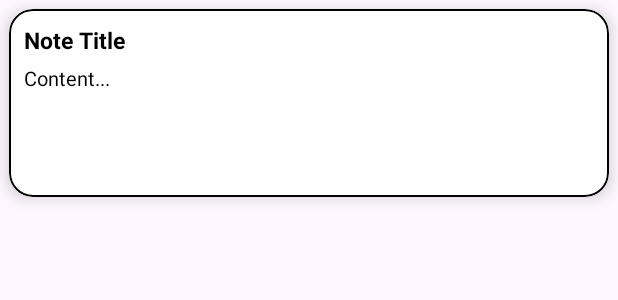
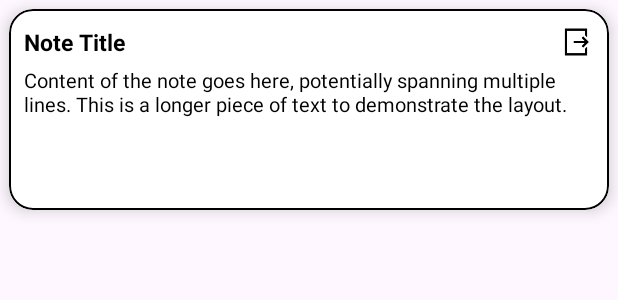
Before and after one commit to mik4rin/Wingman, an Android app: the layout notes_card.xml on its own in the app's theme, with its tools: preview values and no code run, on a phone screen of 412 x 824 dp. Shown: the top 300 px of the screen. Run offline under Robolectric (Android 15) with nearby library versions, the phone set to English and light mode, and no system bars.

Commit message:
added export to pdf to notes

```diff
--- a/app/src/main/res/layout/notes_card.xml
+++ b/app/src/main/res/layout/notes_card.xml
@@ -2,6 +2,7 @@
 <com.google.android.material.card.MaterialCardView
     xmlns:android="http://schemas.android.com/apk/res/android"
     xmlns:app="http://schemas.android.com/apk/res-auto"
+    xmlns:tools="http://schemas.android.com/tools"
     android:id="@+id/material_card_view"
     android:layout_width="match_parent"
     android:layout_height="wrap_content"
@@ -17,36 +18,51 @@
 
     <androidx.constraintlayout.widget.ConstraintLayout
         android:layout_width="match_parent"
-        android:layout_height="125dp"
-        android:padding="10dp">
+        android:layout_height="wrap_content"
+        android:padding="10dp"
+        android:minHeight="125dp">
+
+        <ImageButton
+            android:id="@+id/exportNote_btn"
+            android:layout_width="24dp"
+            android:layout_height="24dp"
+            android:background="?attr/selectableItemBackgroundBorderless"
+            android:scaleType="fitCenter"
+            android:contentDescription="Export Note"
+            app:srcCompat="@drawable/export_icon"
+            app:layout_constraintTop_toTopOf="parent"
+            app:layout_constraintEnd_toEndOf="parent" />
 
         <com.google.android.material.textview.MaterialTextView
             android:id="@+id/note_title"
             android:layout_width="0dp"
             android:layout_height="wrap_content"
+            android:layout_marginEnd="8dp"
             android:maxLines="1"
             android:text="Note Title"
+            android:textColor="@color/black"
             android:textSize="15sp"
             android:textStyle="bold"
-            android:textColor="@color/black"
             app:layout_constraintStart_toStartOf="parent"
-            app:layout_constraintEnd_toEndOf="parent"
-            app:layout_constraintTop_toTopOf="parent" />
+            app:layout_constraintTop_toTopOf="@id/exportNote_btn"
+            app:layout_constraintBottom_toBottomOf="@id/exportNote_btn"
+            app:layout_constraintEnd_toStartOf="@id/exportNote_btn"/>
 
         <com.google.android.material.textview.MaterialTextView
             android:id="@+id/note_content"
             android:layout_width="0dp"
             android:layout_height="wrap_content"
             android:minHeight="90dp"
-            android:paddingTop="8dp"
-            android:text="Content..."
+            android:paddingTop="4dp"
+            android:text="Content of the note goes here, potentially spanning multiple lines. This is a longer piece of text to demonstrate the layout."
             android:textColor="@color/black"
             android:textSize="13sp"
-            app:layout_constraintTop_toBottomOf="@id/note_title"
+            app:layout_constraintTop_toBottomOf="@id/exportNote_btn"
             app:layout_constraintStart_toStartOf="parent"
             app:layout_constraintEnd_toEndOf="parent"
-            app:layout_constraintBottom_toBottomOf="parent" />
+            app:layout_constraintBottom_toBottomOf="parent"
+            app:layout_constrainedHeight="true"
+            app:layout_constraintVertical_bias="0"/>
 
     </androidx.constraintlayout.widget.ConstraintLayout>
-
 </com.google.android.material.card.MaterialCardView>
--- a/app/src/main/res/menu/notes_context_menu.xml
+++ b/app/src/main/res/menu/notes_context_menu.xml
@@ -1,8 +1,8 @@
 <?xml version="1.0" encoding="utf-8"?>
 <menu xmlns:android="http://schemas.android.com/apk/res/android">
     <item
-        android:id="@+id/action_edit"
-        android:title="Edit"/>
+        android:id="@+id/action_export"
+        android:title="Export to PDF"/>
     <item
         android:id="@+id/action_delete"
         android:title="Delete"/>
--- /dev/null
+++ b/app/src/main/res/xml/file_paths.xml
@@ -0,0 +1,4 @@
+<?xml version="1.0" encoding="utf-8"?>
+<paths>
+    <external-files-path name="external_files" path="." />
+</paths>
```
Also changed, not shown: app/src/main/AndroidManifest.xml (+9 -0 lines), app/src/main/java/com/example/wingman/NotesAdapter.java (+19 -4 lines), app/src/main/java/com/example/wingman/Notes_MainWindow.java (+200 -7 lines), app/src/main/java/com/example/wingman/PinnedNotesAdapter.java (+18 -1 lines), app/src/main/res/drawable/export_icon.png (added).
